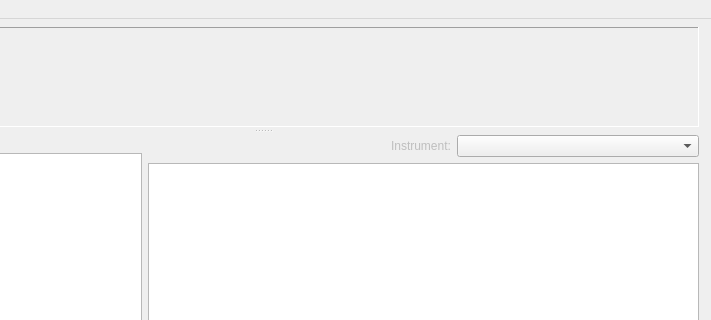
Zen-Master-SoSo/kitstarter, file gui/kitstarter_window.ui: the form before one commit; both pictures show x 447 to 1158 and y 0 to 320 of the 1158 by 627 pixel window.
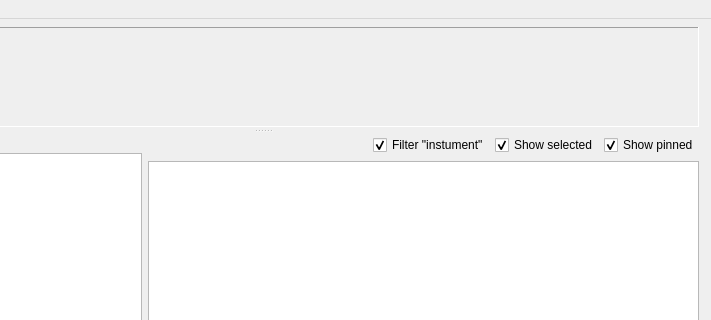
The form after the commit.

Patch:
```diff
--- a/gui/kitstarter_window.ui
+++ b/gui/kitstarter_window.ui
@@ -122,28 +122,32 @@
              </spacer>
             </item>
             <item>
-             <widget class="QLabel" name="lbl_sfz_inst_heading">
-              <property name="enabled">
-               <bool>false</bool>
-              </property>
+             <widget class="QCheckBox" name="chk_filter_instrument">
               <property name="text">
-               <string>Instrument:</string>
+               <string>Filter &quot;instument&quot;</string>
               </property>
+              <property name="checked">
+               <bool>true</bool>
+              </property>
              </widget>
             </item>
             <item>
-             <widget class="QComboBox" name="cmb_sfz_instrument">
-              <property name="sizePolicy">
-               <sizepolicy hsizetype="MinimumExpanding" vsizetype="Fixed">
-                <horstretch>0</horstretch>
-                <verstretch>0</verstretch>
-               </sizepolicy>
+             <widget class="QCheckBox" name="chk_show_selected">
+              <property name="text">
+               <string>Show selected</string>
               </property>
-              <property name="toolTip">
-               <string>Limits the samples shown to samples used by the selected instrument</string>
+              <property name="checked">
+               <bool>true</bool>
               </property>
-              <property name="sizeAdjustPolicy">
-               <enum>QComboBox::AdjustToContents</enum>
+             </widget>
+            </item>
+            <item>
+             <widget class="QCheckBox" name="chk_show_pinned">
+              <property name="text">
+               <string>Show pinned</string>
+              </property>
+              <property name="checked">
+               <bool>true</bool>
               </property>
              </widget>
             </item>
```
Left out of the diff: 2 changed lines with no effect on the pictures.
